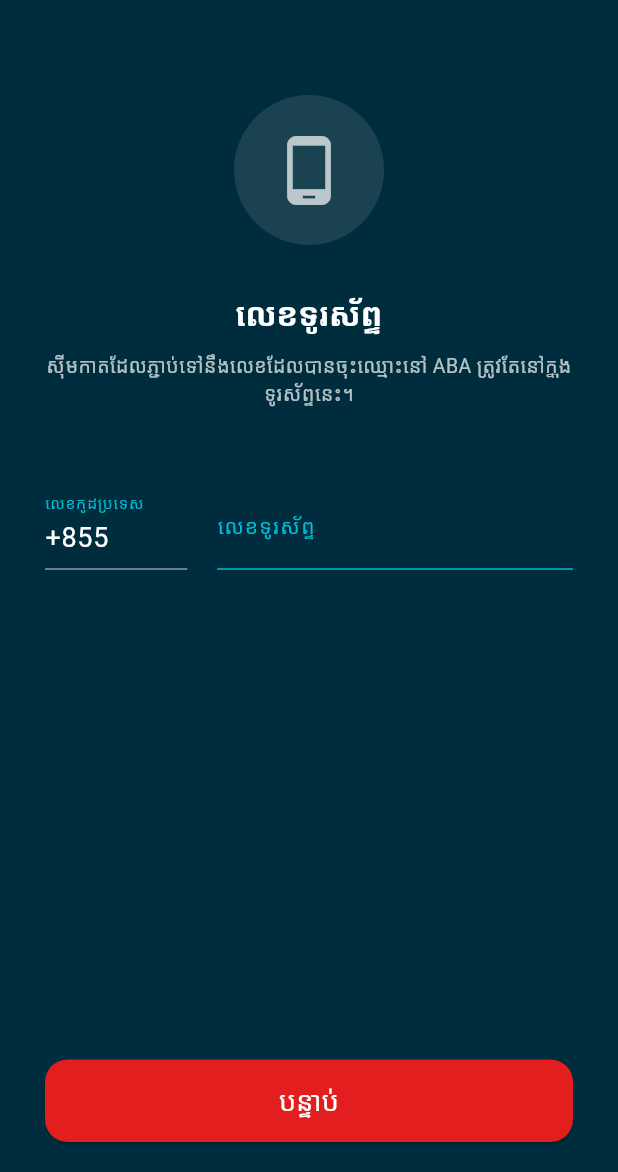
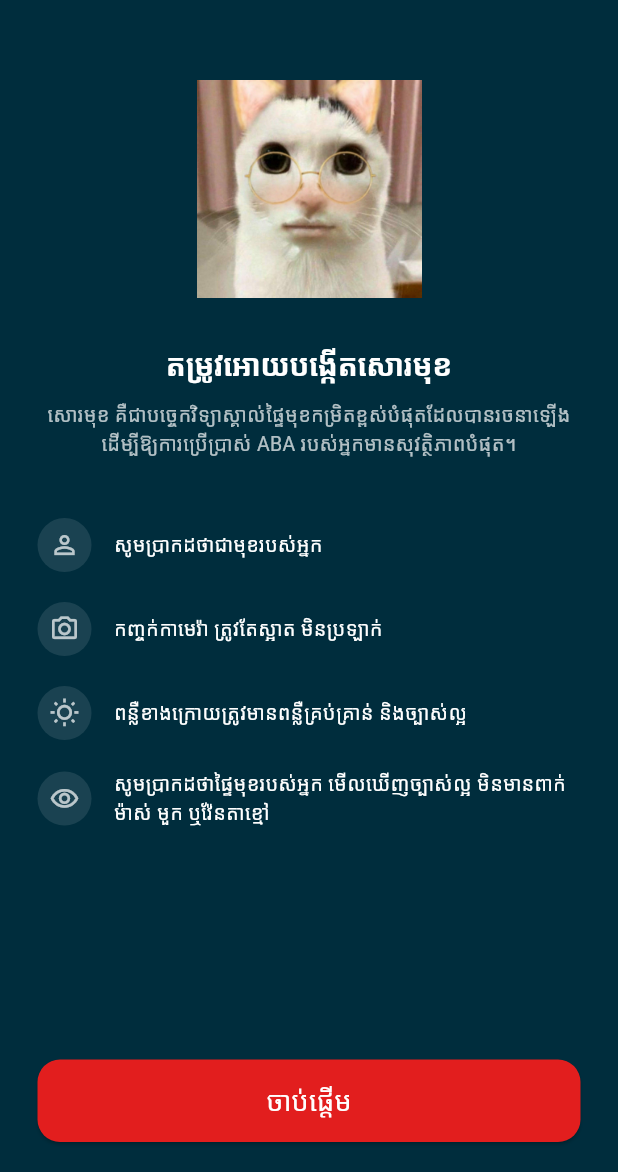
Before and after one commit to vansakvin075-dotcom/Mobile_App_clone, a Flutter app: the RegisterScreen3 screen opened directly, after a tap on "បន្ទាប់", on a phone screen of 412 x 824 dp, the part 64-1236 px from its top. Run offline on Flutter 3.47's test engine with Material 3 defaults, Android fonts, the phone set to English and light mode, and no system bars.

Commit message:
update my code

```diff
--- a/lib/screen/aba_bank/register_screen2.dart
+++ b/lib/screen/aba_bank/register_screen2.dart
@@ -69,7 +69,7 @@ class _TermsScreenState extends State<RegisterScreen2> {
 
             const SizedBox(height: 20),
 
-            // ប៊ូតុង យល់ព្រម
+
             SizedBox(
               width: double.infinity,
               height: 50,
--- a/lib/screen/aba_bank/register_screen3.dart
+++ b/lib/screen/aba_bank/register_screen3.dart
@@ -1,4 +1,5 @@
 import 'package:flutter/material.dart';
+import 'register_screen4.dart';
 
 class RegisterScreen3 extends StatefulWidget {
   const RegisterScreen3({super.key});
@@ -86,20 +87,30 @@ class _RegisterScreen3State extends State<RegisterScreen3> {
 
             const Spacer(),
 
+
             // ប៊ូតុង "បន្ទាប់"
             SizedBox(
               width: double.infinity,
               height: 55,
               child: ElevatedButton(
-                onPressed: () {},
+                onPressed: () {
+                  // កូដសម្រាប់ផ្ទេរទៅទំព័រទី ៤
+                  Navigator.push(
+                    context,
+                    MaterialPageRoute(builder: (context) => const RegisterScreen4()),
+                  );
+                },
                 style: ElevatedButton.styleFrom(
                   backgroundColor: const Color(0xFFE21E1E), // ពណ៌ក្រហម ABA
                   shape: RoundedRectangleBorder(borderRadius: BorderRadius.circular(15)),
                 ),
-                child: const Text("បន្ទាប់", style: TextStyle(color: Colors.white, fontSize: 18)),
+                child: const Text(
+                  "បន្ទាប់",
+                  style: TextStyle(color: Colors.white, fontSize: 18),
+                ),
               ),
             ),
-            const SizedBox(height: 20),
+                        const SizedBox(height: 20),
           ],
         ),
       ),
--- /dev/null
+++ b/lib/screen/aba_bank/register_screen4.dart
@@ -0,0 +1,100 @@
+import 'package:flutter/material.dart';
+
+class RegisterScreen4 extends StatelessWidget {
+  const RegisterScreen4({super.key});
+
+  @override
+  Widget build(BuildContext context) {
+    return Scaffold(
+      backgroundColor: const Color(0xFF002D3D),
+      appBar: AppBar(
+        backgroundColor: Colors.transparent,
+        elevation: 0,
+        leading: const BackButton(color: Colors.white),
+        title: const Text("ABA' បើកដំណើរការ", style: TextStyle(color: Colors.white)),
+      ),
+      body: Padding(
+        padding: const EdgeInsets.symmetric(horizontal: 25),
+        child: Column(
+          children: [
+            const SizedBox(height: 40),
+            Center( // លុប const ចេញពីទីនេះ
+              child: Column(
+                mainAxisAlignment: MainAxisAlignment.center,
+                children: [
+                  Image.asset(
+                    'assets/image.png',
+                    width: 150, // សាកល្បងដាក់ ១៥០ ឬ ២០០ ដើម្បីឱ្យសមនឹងអេក្រង់
+                  ),
+                ],
+              ),
+            ),
+            const SizedBox(height: 30),
+            const Text(
+              "តម្រូវអោយបង្កើតសោរមុខ",
+              style: TextStyle(color: Colors.white, fontSize: 20, fontWeight: FontWeight.bold),
+            ),
+            const SizedBox(height: 10),
+            const Text(
+              "សោរមុខ គឺជាបច្ចេកវិទ្យាស្គាល់ផ្ទៃមុខកម្រិតខ្ពស់បំផុតដែលបានរចនាឡើងដើម្បីឱ្យការប្រើប្រាស់ ABA របស់អ្នកមានសុវត្ថិភាពបំផុត។",
+              textAlign: TextAlign.center,
+              style: TextStyle(color: Colors.white70, fontSize: 13),
+            ),
+            const SizedBox(height: 40),
+
+            // បញ្ជីណែនាំ (Instructions)
+            _buildInstruction(Icons.person_outline, "សូមប្រាកដថាជាមុខរបស់អ្នក"),
+            _buildInstruction(Icons.camera_alt_outlined, "កញ្ចក់កាមេរ៉ា ត្រូវតែស្អាត មិនប្រឡាក់"),
+            _buildInstruction(Icons.wb_sunny_outlined, "ពន្លឺខាងក្រោយត្រូវមានពន្លឺគ្រប់គ្រាន់ និងច្បាស់ល្អ"),
+            _buildInstruction(Icons.visibility_outlined, "សូមប្រាកដថាផ្ទៃមុខរបស់អ្នក មើលឃើញច្បាស់ល្អ មិនមានពាក់ម៉ាស់ មួក ឬវ៉ែនតាខ្មៅ"),
+
+            const Spacer(),
+
+            // ប៊ូតុង "ចាប់ផ្តើម"
+            SizedBox(
+              width: double.infinity,
+              height: 55,
+              child: ElevatedButton(
+                onPressed: () {
+                  // កូដសម្រាប់បើកកាមេរ៉ាស្កេនមុខ
+                },
+                style: ElevatedButton.styleFrom(
+                  backgroundColor: const Color(0xFFE21E1E),
+                  shape: RoundedRectangleBorder(borderRadius: BorderRadius.circular(15)),
+                ),
+                child: const Text("ចាប់ផ្តើម", style: TextStyle(color: Colors.white, fontSize: 18)),
+              ),
+            ),
+            const SizedBox(height: 20),
+          ],
+        ),
+      ),
+    );
+  }
+
+  // Widget ជំនួយសម្រាប់បង្ហាញជួរណែនាំនីមួយៗ
+  Widget _buildInstruction(IconData icon, String text) {
+    return Padding(
+      padding: const EdgeInsets.only(bottom: 20),
+      child: Row(
+        children: [
+          Container(
+            padding: const EdgeInsets.all(8),
+            decoration: BoxDecoration(
+              color: Colors.white10,
+              shape: BoxShape.circle,
+            ),
+            child: Icon(icon, color: Colors.white70, size: 20),
+          ),
+          const SizedBox(width: 15),
+          Expanded(
+            child: Text(
+              text,
+              style: const TextStyle(color: Colors.white, fontSize: 13),
+            ),
+          ),
+        ],
+      ),
+    );
+  }
+}
--- a/pubspec.yaml
+++ b/pubspec.yaml
@@ -44,6 +44,7 @@ flutter:
   uses-material-design: true
   assets:
     - assets/ABA_logo.png
+    - assets/image.png
 
 dev_dependencies:
   flutter_test:
```
Also changed, not shown: assets/image.png (added).
